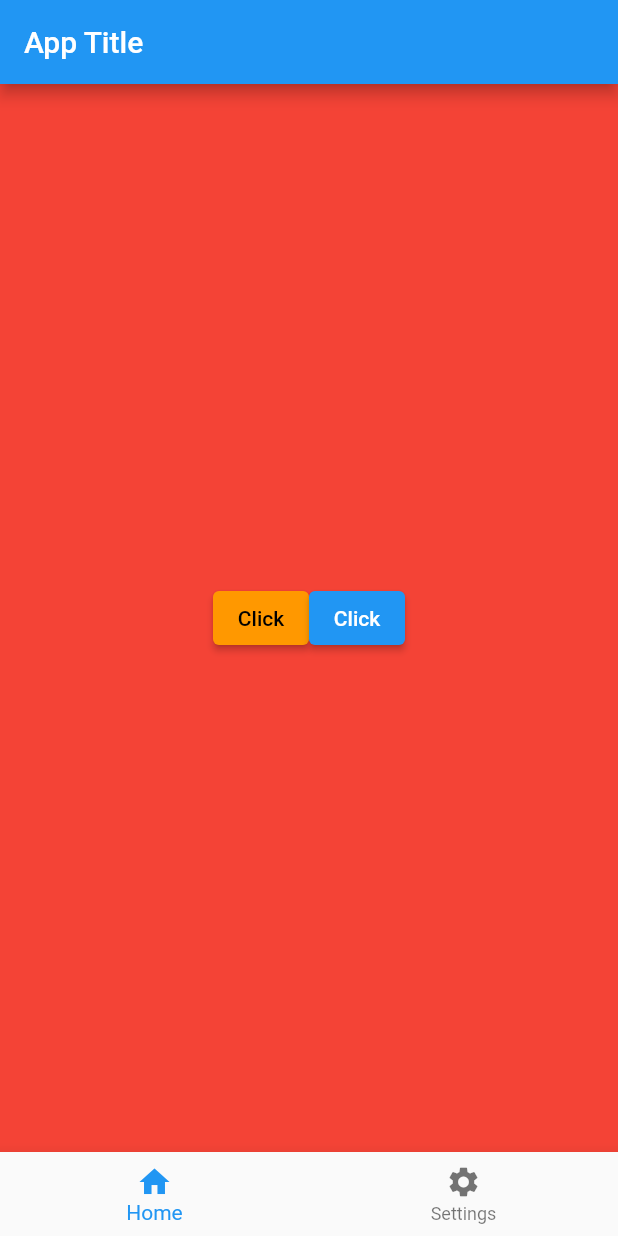
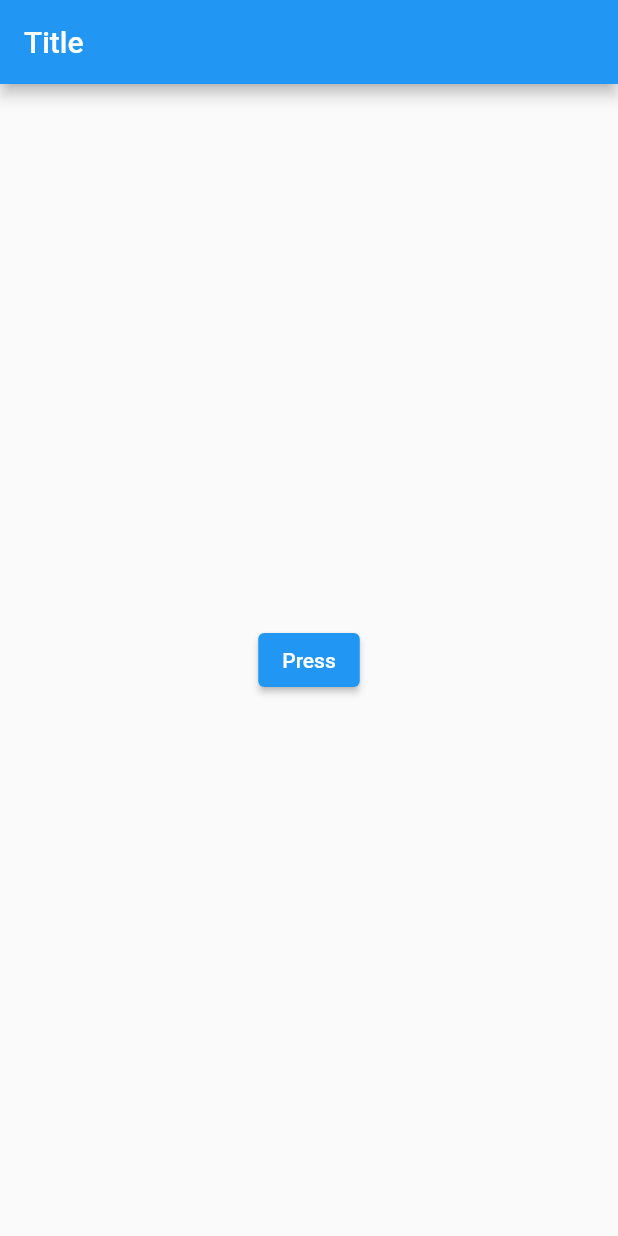
Before and after one commit to NimeshPiyumantha/Flutter_Learning, a Flutter app: the screen it shows after launch, on a phone screen of 412 x 824 dp. Run offline on Flutter 3.47's test engine with Material 2 defaults, Android fonts, the light colour scheme and no system bars.

Commit message:
Refacor project

```diff
--- a/lib/main.dart
+++ b/lib/main.dart
@@ -4,75 +4,60 @@ void main() {
   runApp(const MyApp());
 }
 
-class MyApp extends StatefulWidget {
-  const MyApp({super.key});
-
-  @override
-  State<MyApp> createState() => _MyAppState();
-}
-
-class _MyAppState extends State<MyApp> {
-  String buttonName = 'Click';
-  int currentIndex = 0;
+class MyApp extends StatelessWidget {
+  const MyApp({Key? key}) : super(key: key);
 
   @override
   Widget build(BuildContext context) {
-    return MaterialApp(
-      debugShowCheckedModeBanner: false,
-      home: Scaffold(
-        appBar: AppBar(
-          title: const Text('App Title'),
-        ),
-        body: Center(
-          child: currentIndex == 0
-              ? Container(
-                  width: double.infinity,
-                  height: double.infinity,
-                  color: Colors.red,
-                  child: Row(
-                    mainAxisAlignment: MainAxisAlignment.center,
-                    crossAxisAlignment: CrossAxisAlignment.center,
-                    children: [
-                      ElevatedButton(
-                        style: ElevatedButton.styleFrom(
-                          onPrimary: Colors.black,
-                          primary: Colors.orange,
-                        ),
-                        onPressed: () {
-                          setState(() {
-                            buttonName = 'Clicked';
-                          });
-                        },
-                        child: Text(buttonName),
-                      ),
-                      ElevatedButton(
-                        onPressed: () {
-                          setState(() {
-                            buttonName = 'Clicked';
-                          });
-                        },
-                        child: Text(buttonName),
-                      ),
-                    ],
-                  ),
-                )
-              : Image.asset(
-                  'assets/images/bg.png'),
-        ),
-        bottomNavigationBar: BottomNavigationBar(
-          items: const [
-            BottomNavigationBarItem(label: 'Home', icon: Icon(Icons.home)),
-            BottomNavigationBarItem(
-                label: 'Settings', icon: Icon(Icons.settings)),
-          ],
-          currentIndex: currentIndex,
-          onTap: (int index) {
-            setState(() {
-              currentIndex = index;
-            });
+    return const MaterialApp(
+        debugShowCheckedModeBanner: false,
+        title: 'Centered Button',
+        home: FirstPage());
+  }
+}
+
+class FirstPage extends StatelessWidget {
+  const FirstPage({super.key});
+
+  @override
+  Widget build(BuildContext context) {
+    return Scaffold(
+      appBar: AppBar(
+        title: const Text('Title'),
+      ),
+      body: Center(
+        child: ElevatedButton(
+          onPressed: () {
+            int index;
+            String name;
+            // Button pressed action
+            Navigator.of(context).push(
+              MaterialPageRoute(
+                builder: (BuildContext context) {
+                  return const SecondPage();
+                },
+              ),
+            );
           },
+          child: const Text('Press'),
         ),
       ),
     );
   }
 }
+
+class SecondPage extends StatelessWidget {
+  const SecondPage({Key? key}) : super(key: key);
+
+  @override
+  Widget build(BuildContext context) {
+    return Scaffold(
+      appBar: AppBar(
+        title: const Text('Second Page'), // Custom title for the AppBar
+      ),
+      body: const Center(
+        child: Text('This is the second page'),
+      ),
+    );
+  }
+}
```
